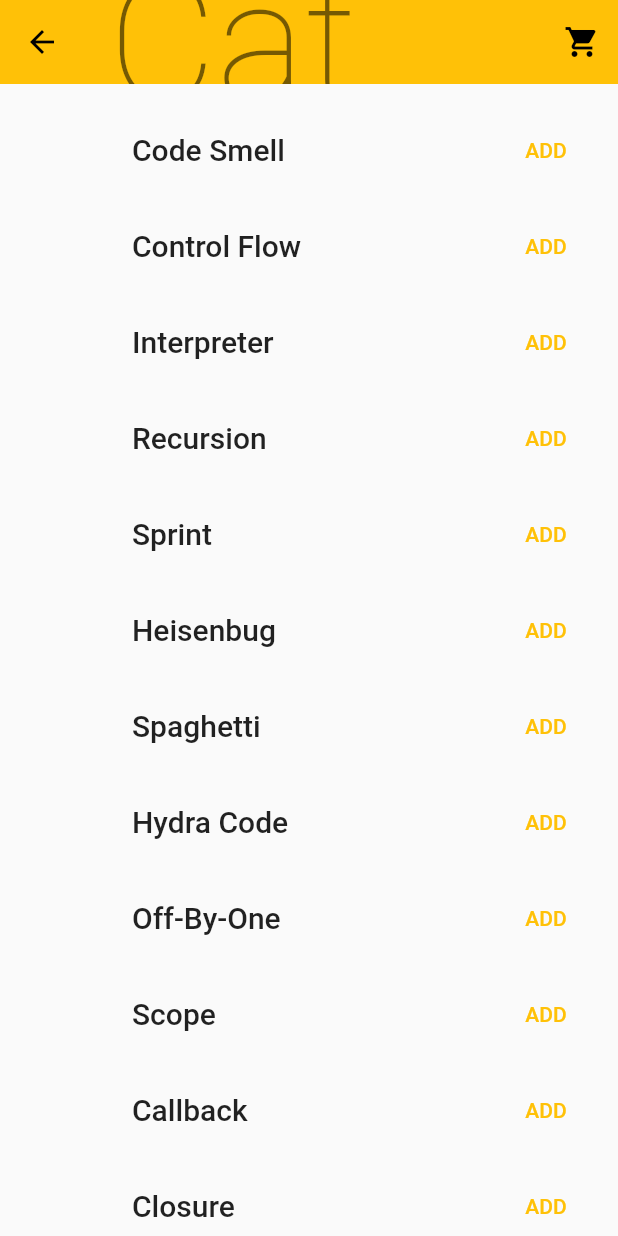
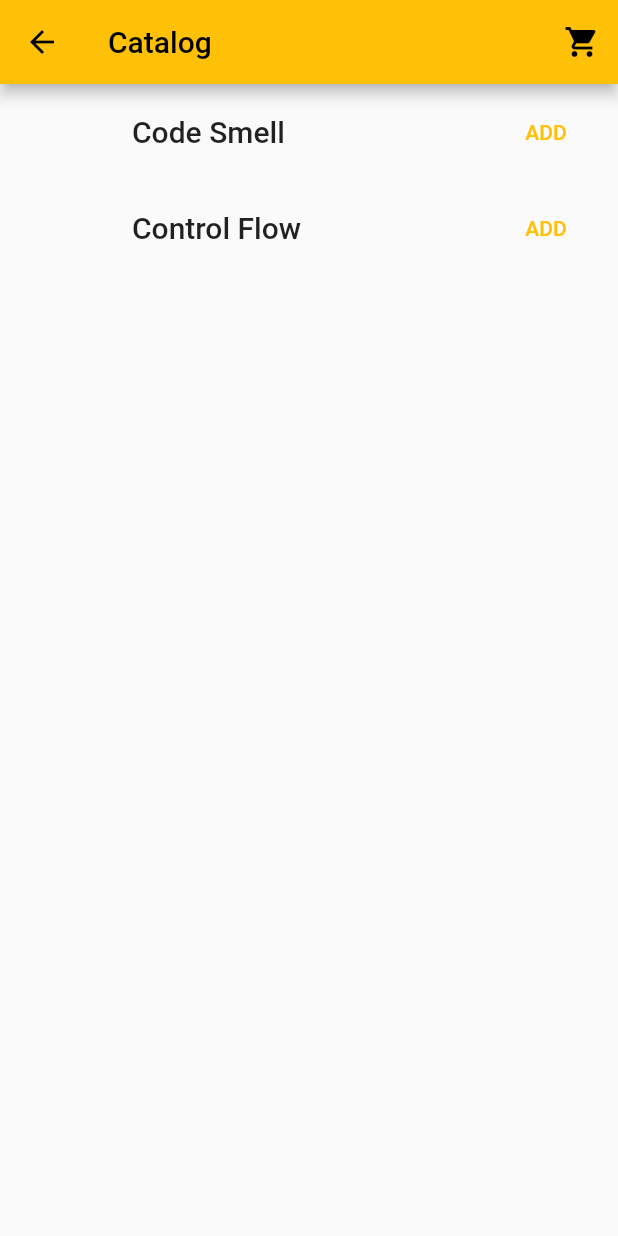
Before and after one commit to TyxL-e/study_is_good, a Flutter app: the MyCatalog screen opened directly, on a phone screen of 412 x 824 dp. Run offline on Flutter 3.47's test engine with Material 2 defaults, Android fonts, the light colour scheme and no system bars; our stand-ins replace cloud_firestore, firebase_auth, firebase_core, firebase_messaging, flutter_signin_button, flutter_timezone and 6 more; missing offline and left inert: audio_session, dart:ffi; accounts and stored records are empty; network calls fail.

Commit message:
Updating on Sessions

```diff
--- a/lib/models/catalog.dart
+++ b/lib/models/catalog.dart
@@ -11,30 +11,34 @@ class CatalogModel {
   static List<String> itemNames = [
     'Code Smell',
     'Control Flow',
-    'Interpreter',
-    'Recursion',
-    'Sprint',
-    'Heisenbug',
-    'Spaghetti',
-    'Hydra Code',
-    'Off-By-One',
-    'Scope',
-    'Callback',
-    'Closure',
-    'Automata',
-    'Bit Shift',
-    'Currying',
+    // 'Interpreter',
+    // 'Recursion',
+    // 'Sprint',
+    // 'Heisenbug',
+    // 'Spaghetti',
+    // 'Hydra Code',
+    // 'Off-By-One',
+    // 'Scope',
+    // 'Callback',
+    // 'Closure',
+    // 'Automata',
+    // 'Bit Shift',
+    // 'Currying',
   ];
 
   /// Get item by [id].
   ///
   /// In this sample, the catalog is infinite, looping over [itemNames].
-  Item getById(int id) => Item(id, itemNames[id % itemNames.length]);
+  Item getById(int id) {
+    if (id >= itemNames.length) {
+      throw Exception('Invalid item ID');
+    }
+    return Item(id, itemNames[id]);
+  }
+
 
   /// Get item by its position in the catalog.
   Item getByPosition(int position) {
-    // In this simplified case, an item's position in the catalog
-    // is also its id.
     return getById(position);
   }
 }
--- a/lib/shops/shop_test.dart
+++ b/lib/shops/shop_test.dart
@@ -11,33 +11,51 @@ class MyCatalog extends StatelessWidget {
   @override
   Widget build(BuildContext context) {
     return Scaffold(
-      body: CustomScrollView(
-        slivers: [
-          _MyAppBar(),
-          const SliverToBoxAdapter(child: SizedBox(height: 12)),
-          SliverList(
-            delegate: SliverChildBuilderDelegate(
-                    (context, index) => _MyListItem(index)),
+      // body: CustomScrollView(
+      //   slivers: [
+      //     _MyAppBar(),
+      //     const SliverToBoxAdapter(child: SizedBox(height: 12)),
+      //     // SliverList(
+      //     //   delegate: SliverChildBuilderDelegate(
+      //     //           (context, index) => _MyListItem(index)),
+      //     // ),
+      //     ListView.builder(
+      //       itemCount: CatalogModel.itemNames.length,
+      //       // prototypeItem: _MyListItem(index),
+      //       itemBuilder: (context, index) {
+      //         return _MyListItem(index);
+      //       },
+      //     ),
+      //   ],
+      // ),
+      appBar: AppBar(
+        title: const Text('Catalog'),
+        actions: [
+          IconButton(
+              icon: const Icon(Icons.shopping_cart),
+              onPressed: () => {
+                Navigator.push(context, MaterialPageRoute(builder: (context) => const MyCart())),
+              }
           ),
         ],
       ),
+      body: ListView.builder(
+        itemCount: CatalogModel.itemNames.length,
+        itemBuilder: (context, index) {
+          return _MyListItem(index);
+        },
+      ),
     );
+
   }
 }
 
 class _AddButton extends StatelessWidget {
   final Item item;
-
   const _AddButton({required this.item});
 
   @override
   Widget build(BuildContext context) {
-    // The context.select() method will let you listen to changes to
-    // a *part* of a model. You define a function that "selects" (i.e. returns)
-    // the part you're interested in, and the provider package will not rebuild
-    // this widget unless that particular part of the model changes.
-    //
-    // This can lead to significant performance improvements.
     var isInCart = context.select<CartModel, bool>(
       // Here, we are only interested whether [item] is inside the cart.
           (cart) => cart.items.contains(item),
@@ -47,10 +65,6 @@ class _AddButton extends StatelessWidget {
       onPressed: isInCart
           ? null
           : () {
-        // If the item is not in cart, we let the user add it.
-        // We are using context.read() here because the callback
-        // is executed whenever the user taps the button. In other
-        // words, it is executed outside the build method.
         var cart = context.read<CartModel>();
         cart.add(item);
       },
@@ -73,7 +87,7 @@ class _MyAppBar extends StatelessWidget {
   @override
   Widget build(BuildContext context) {
     return SliverAppBar(
-      title: Text('Catalog', style: Theme.of(context).textTheme.displayLarge),
+      title: const Text('Catalog'),
       floating: true,
       actions: [
         IconButton(
@@ -89,7 +103,6 @@ class _MyAppBar extends StatelessWidget {
 
 class _MyListItem extends StatelessWidget {
   final int index;
-
   const _MyListItem(this.index);
 
   @override
```
Also changed, not shown: lib/firebase/db_banners.dart (added, +44 -0 lines), lib/profile_page.dart (+0 -66 lines), 1 other file.
